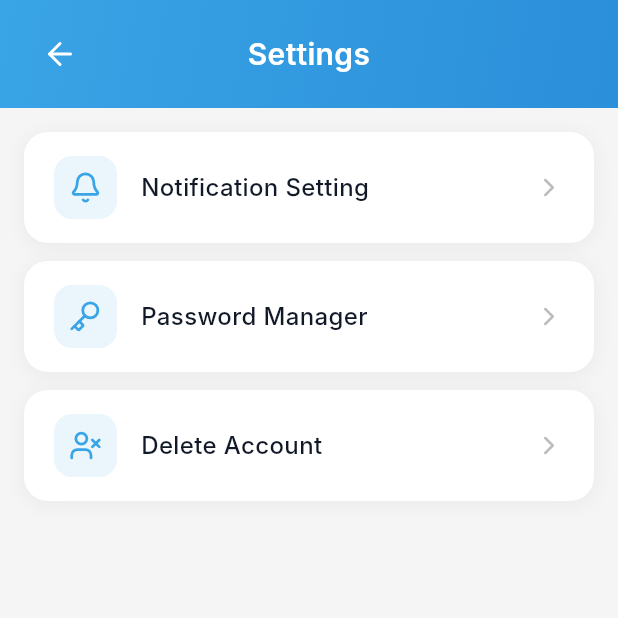
After one commit to lamaRimawi/med_frontend, a Flutter app: the SettingsScreen screen opened directly, on a phone screen of 412 x 824 dp, the top half of it. The commit adds this screen. Run offline on Flutter 3.47's test engine with Material 3 defaults, Android fonts, the phone set to English and light mode, and no system bars; drawn by our look-alikes of toastification; our stand-ins replace camera, file_picker, flutter_animate, google_fonts, image_picker, local_auth and 4 more; missing offline and left inert: flutter_facebook_auth, flutter_toast_notification, gal; accounts and stored records are empty; network calls fail; Roboto replaces fonts that are missing (Inter).

Commit message:
feat: Add SettingsScreen and implement navigation from ProfileScreen

```diff
--- a/lib/screens/profile_screen.dart
+++ b/lib/screens/profile_screen.dart
@@ -13,6 +13,7 @@ import '../services/auth_api.dart';
 import 'timeline_screen.dart';
 import 'reports_screen.dart';
 import 'dark_mode_screen.dart';
+import 'settings_screen.dart';
 
 class ProfileScreen extends StatefulWidget {
   final Function(String) onNavigate;
@@ -443,7 +444,12 @@ class _ProfileScreenState extends State<ProfileScreen>
                 _buildMenuItem(
                   LucideIcons.settings,
                   'Settings',
-                  () {}, // TODO: Navigate to settings
+                  () => Navigator.push(
+                    context,
+                    MaterialPageRoute(
+                      builder: (context) => const SettingsScreen(),
+                    ),
+                  ),
                 ),
                 const SizedBox(height: 12),
                 _buildMenuItem(
--- /dev/null
+++ b/lib/screens/settings_screen.dart
@@ -0,0 +1,145 @@
+import 'package:flutter/material.dart';
+import 'package:lucide_icons/lucide_icons.dart';
+
+class SettingsScreen extends StatelessWidget {
+  const SettingsScreen({super.key});
+
+  @override
+  Widget build(BuildContext context) {
+    return Scaffold(
+      backgroundColor: const Color(0xFFF5F5F5),
+      body: Column(
+        children: [
+          // Blue Header
+          Container(
+            decoration: const BoxDecoration(
+              gradient: LinearGradient(
+                colors: [Color(0xFF39A4E6), Color(0xFF2B8FD9)],
+                begin: Alignment.topLeft,
+                end: Alignment.bottomRight,
+              ),
+            ),
+            child: SafeArea(
+              bottom: false,
+              child: Padding(
+                padding: const EdgeInsets.symmetric(horizontal: 16, vertical: 12),
+                child: Row(
+                  children: [
+                    IconButton(
+                      icon: const Icon(LucideIcons.arrowLeft, color: Colors.white),
+                      onPressed: () => Navigator.pop(context),
+                    ),
+                    const Expanded(
+                      child: Text(
+                        'Settings',
+                        textAlign: TextAlign.center,
+                        style: TextStyle(
+                          color: Colors.white,
+                          fontSize: 20,
+                          fontWeight: FontWeight.w600,
+                        ),
+                      ),
+                    ),
+                    const SizedBox(width: 48), // Balance the back button
+                  ],
+                ),
+              ),
+            ),
+          ),
+
+          // Settings Items
+          Expanded(
+            child: ListView(
+              padding: const EdgeInsets.all(16),
+              children: [
+                _buildSettingItem(
+                  context,
+                  LucideIcons.bell,
+                  'Notification Setting',
+                  () {
+                    // TODO: Navigate to notification settings
+                  },
+                ),
+                const SizedBox(height: 12),
+                _buildSettingItem(
+                  context,
+                  LucideIcons.key,
+                  'Password Manager',
+                  () {
+                    // TODO: Navigate to password manager
+                  },
+                ),
+                const SizedBox(height: 12),
+                _buildSettingItem(
+                  context,
+                  LucideIcons.userX,
+                  'Delete Account',
+                  () {
+                    // TODO: Show delete account confirmation
+                  },
+                ),
+              ],
+            ),
+          ),
+        ],
+      ),
+    );
+  }
+
+  Widget _buildSettingItem(
+    BuildContext context,
+    IconData icon,
+    String title,
+    VoidCallback onTap,
+  ) {
+    return GestureDetector(
+      onTap: onTap,
+      child: Container(
+        padding: const EdgeInsets.symmetric(horizontal: 20, vertical: 16),
+        decoration: BoxDecoration(
+          color: Colors.white,
+          borderRadius: BorderRadius.circular(16),
+          boxShadow: [
+            BoxShadow(
+              color: Colors.black.withOpacity(0.05),
+              blurRadius: 10,
+              offset: const Offset(0, 2),
+            ),
+          ],
+        ),
+        child: Row(
+          children: [
+            Container(
+              padding: const EdgeInsets.all(10),
+              decoration: BoxDecoration(
+                color: const Color(0xFF39A4E6).withOpacity(0.1),
+                borderRadius: BorderRadius.circular(12),
+              ),
+              child: Icon(
+                icon,
+                color: const Color(0xFF39A4E6),
+                size: 22,
+              ),
+            ),
+            const SizedBox(width: 16),
+            Expanded(
+              child: Text(
+                title,
+                style: const TextStyle(
+                  fontSize: 16,
+                  fontWeight: FontWeight.w500,
+                  color: Color(0xFF111827),
+                ),
+              ),
+            ),
+            Icon(
+              LucideIcons.chevronRight,
+              color: Colors.grey[400],
+              size: 20,
+            ),
+          ],
+        ),
+      ),
+    );
+  }
+}
```
